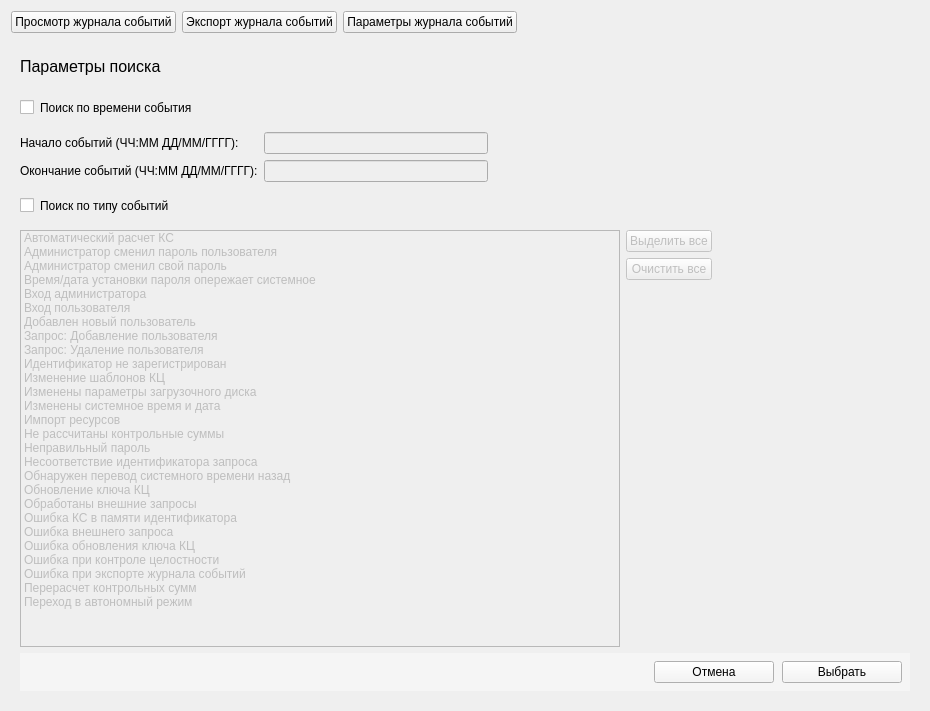
Qt form panels/JournalPanel.ui (m6v/sobol) before a commit.
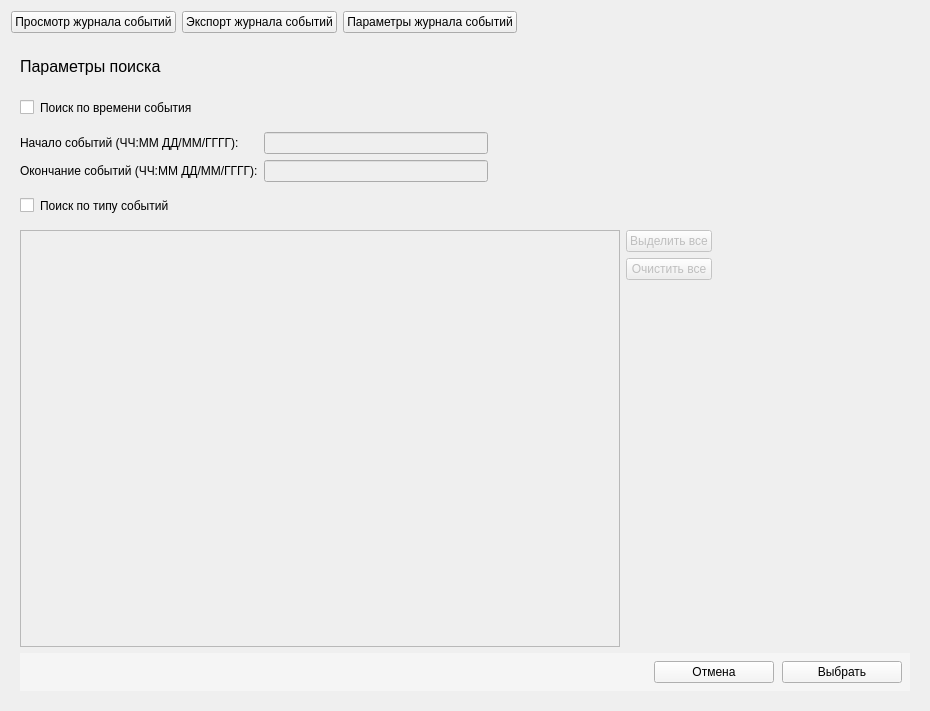
The same form after that commit. The open tabs and pages were chosen to show the change. Custom widgets are drawn as their Qt base class.

Commit message: UpdateJournal method have been added

What changed in the file:
```diff
--- a/panels/JournalPanel.ui
+++ b/panels/JournalPanel.ui
@@ -880,141 +880,6 @@
                <property name="selectionMode">
                 <enum>QAbstractItemView::MultiSelection</enum>
                </property>
-               <item>
-                <property name="text">
-                 <string>Автоматический расчет КС</string>
-                </property>
-               </item>
-               <item>
-                <property name="text">
-                 <string>Администратор сменил пароль пользователя</string>
-                </property>
-               </item>
-               <item>
-                <property name="text">
-                 <string>Администратор сменил свой пароль</string>
-                </property>
-               </item>
-               <item>
-                <property name="text">
-                 <string>Время/дата установки пароля опережает системное</string>
-                </property>
-               </item>
-               <item>
-                <property name="text">
-                 <string>Вход администратора</string>
-                </property>
-               </item>
-               <item>
-                <property name="text">
-                 <string>Вход пользователя</string>
-                </property>
-               </item>
-               <item>
-                <property name="text">
-                 <string>Добавлен новый пользователь</string>
-                </property>
-               </item>
-               <item>
-                <property name="text">
-                 <string>Запрос: Добавление пользователя</string>
-                </property>
-               </item>
-               <item>
-                <property name="text">
-                 <string>Запрос: Удаление пользователя</string>
-                </property>
-               </item>
-               <item>
-                <property name="text">
-                 <string>Идентификатор не зарегистрирован</string>
-                </property>
-               </item>
-               <item>
-                <property name="text">
-                 <string>Изменение шаблонов КЦ</string>
-                </property>
-               </item>
-               <item>
-                <property name="text">
-                 <string>Изменены параметры загрузочного диска</string>
-                </property>
-               </item>
-               <item>
-                <property name="text">
-                 <string>Изменены системное время и дата</string>
-                </property>
-               </item>
-               <item>
-                <property name="text">
-                 <string>Импорт ресурсов</string>
-                </property>
-               </item>
-               <item>
-                <property name="text">
-                 <string>Не рассчитаны контрольные суммы</string>
-                </property>
-               </item>
-               <item>
-                <property name="text">
-                 <string>Неправильный пароль</string>
-                </property>
-               </item>
-               <item>
-                <property name="text">
-                 <string>Несоответствие идентификатора запроса</string>
-                </property>
-               </item>
-               <item>
-                <property name="text">
-                 <string>Обнаружен перевод системного времени назад</string>
-                </property>
-               </item>
-               <item>
-                <property name="text">
-                 <string>Обновление ключа КЦ</string>
-                </property>
-               </item>
-               <item>
-                <property name="text">
-                 <string>Обработаны внешние запросы</string>
-                </property>
-               </item>
-               <item>
-                <property name="text">
-                 <string>Ошибка КС в памяти идентификатора</string>
-                </property>
-               </item>
-               <item>
-                <property name="text">
-                 <string>Ошибка внешнего запроса</string>
-                </property>
-               </item>
-               <item>
-                <property name="text">
-                 <string>Ошибка обновления ключа КЦ</string>
-                </property>
-               </item>
-               <item>
-                <property name="text">
-                 <string>Ошибка при контроле целостности</string>
-                </property>
-               </item>
-               <item>
-                <property name="text">
-                 <string>Ошибка при экспорте журнала событий</string>
-                </property>
-               </item>
-               <item>
-                <property name="text">
-                 <string>Перерасчет контрольных сумм</string>
-                </property>
-               </item>
-               <item>
-                <property name="text">
-                 <string>Переход в автономный режим</string>
-                </property>
-               </item>
               </widget>
              </item>
              <item>
```
Left out of the diff: 2 changed lines with no effect on the pictures. The commit also changes 4 other files.
